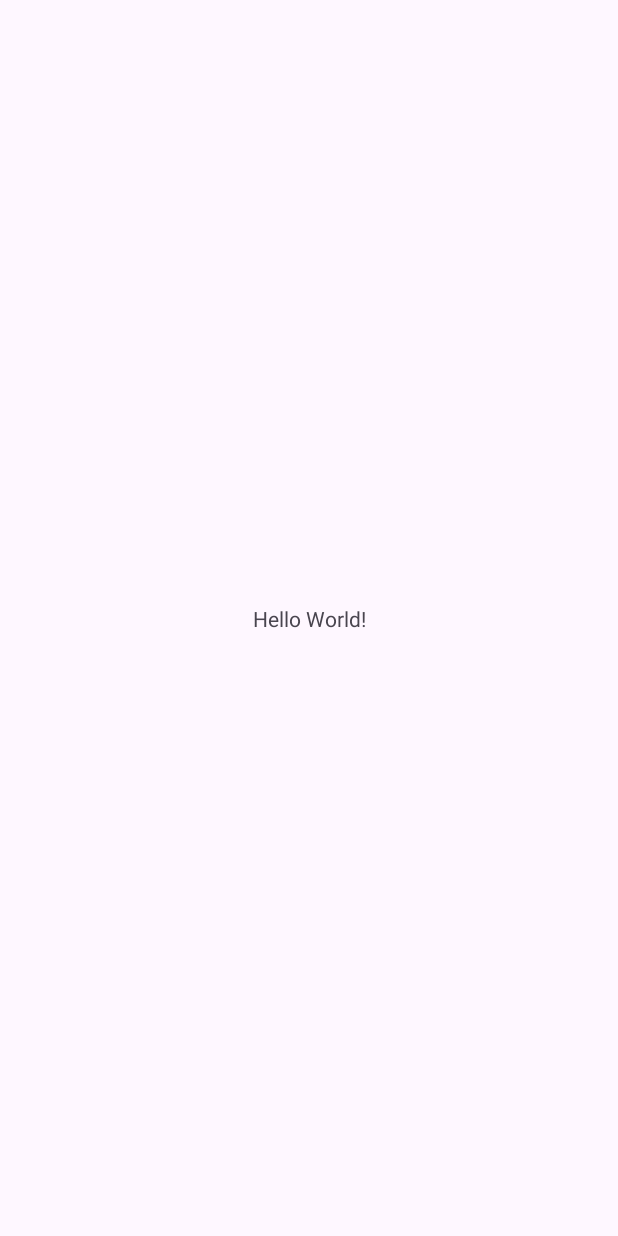
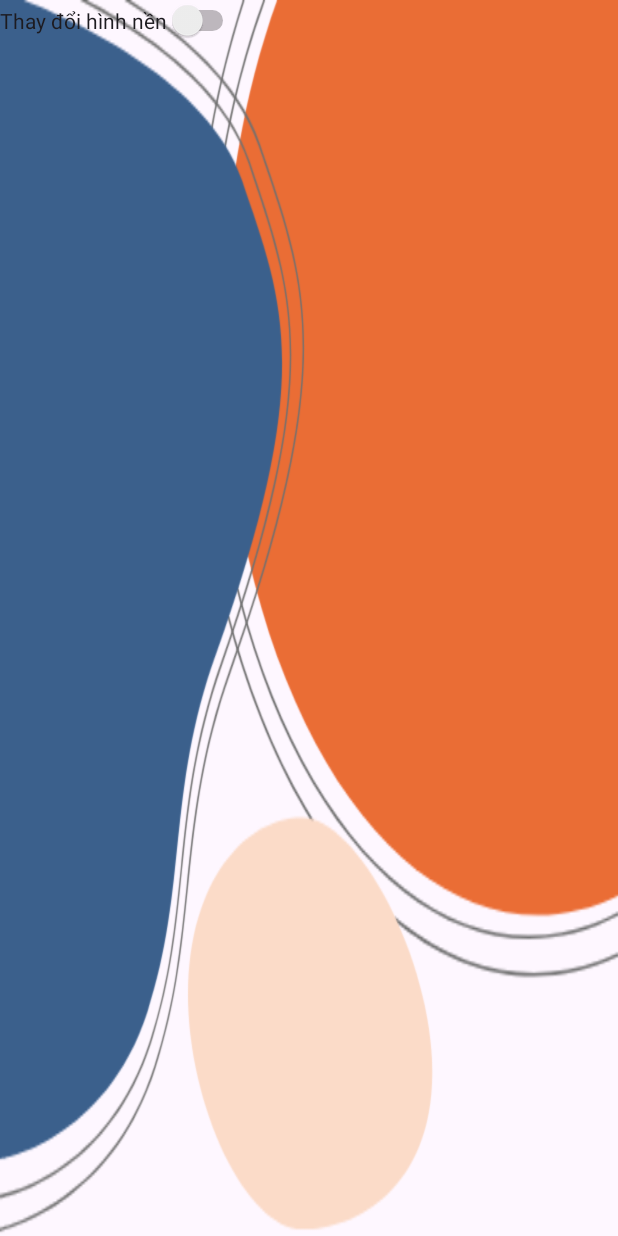
Before and after one commit to hoaibao2507/BaiTap03, an Android app: the screen it shows after launch (MainActivity), on a phone screen of 412 x 824 dp. Before the commit the screen is almost empty. Run offline under Robolectric (Android 15) with nearby library versions, the phone set to English and light mode, and no system bars.

Commit message:
thay doi background

```diff
--- a/app/src/main/java/com/example/baitap03/MainActivity.java
+++ b/app/src/main/java/com/example/baitap03/MainActivity.java
@@ -1,24 +1,48 @@
 package com.example.baitap03;
 
+import android.graphics.Color;
 import android.os.Bundle;
+import android.widget.RelativeLayout;
+import android.widget.Switch;
 
 import androidx.activity.EdgeToEdge;
 import androidx.appcompat.app.AppCompatActivity;
+import androidx.constraintlayout.widget.ConstraintLayout;
 import androidx.core.graphics.Insets;
 import androidx.core.view.ViewCompat;
 import androidx.core.view.WindowInsetsCompat;
 
+import java.util.ArrayList;
+import java.util.Random;
+
 public class MainActivity extends AppCompatActivity {
-
+    private ConstraintLayout bg;
+    private ArrayList<Integer> arrayList;
+    Random random = new Random();
     @Override
     protected void onCreate(Bundle savedInstanceState) {
         super.onCreate(savedInstanceState);
-        EdgeToEdge.enable(this);
         setContentView(R.layout.activity_main);
-        ViewCompat.setOnApplyWindowInsetsListener(findViewById(R.id.main), (v, insets) -> {
-            Insets systemBars = insets.getInsets(WindowInsetsCompat.Type.systemBars());
-            v.setPadding(systemBars.left, systemBars.top, systemBars.right, systemBars.bottom);
-            return insets;
-        });
+
+        bg = (ConstraintLayout) findViewById(R.id.constraintLayout1);
+        Switch switchChange = (Switch) findViewById(R.id.switchChange);
+
+        bg.setBackgroundColor(Color.BLUE);
+        bg.setBackgroundResource(R.drawable.top_background2);
+
+        arrayList = new ArrayList<>();
+        arrayList.add(R.drawable.top_background);
+        arrayList.add(R.drawable.top_background1);
+        arrayList.add(R.drawable.top_background2);
+        arrayList.add(R.drawable.video_call);
+
+        changeBg();
+
+        switchChange.setOnCheckedChangeListener((buttonView, isChecked) -> changeBg());
+
+    }
+    private void changeBg() {
+        int vitri = random.nextInt(arrayList.size());
+        bg.setBackgroundResource(arrayList.get(vitri));
     }
 }
--- a/app/src/main/res/layout/activity_main.xml
+++ b/app/src/main/res/layout/activity_main.xml
@@ -2,18 +2,14 @@
 <androidx.constraintlayout.widget.ConstraintLayout xmlns:android="http://schemas.android.com/apk/res/android"
     xmlns:app="http://schemas.android.com/apk/res-auto"
     xmlns:tools="http://schemas.android.com/tools"
-    android:id="@+id/main"
+    android:id="@+id/constraintLayout1"
     android:layout_width="match_parent"
     android:layout_height="match_parent"
     tools:context=".MainActivity">
-
-    <TextView
+    <Switch
+        android:id="@+id/switchChange"
         android:layout_width="wrap_content"
         android:layout_height="wrap_content"
-        android:text="Hello World!"
-        app:layout_constraintBottom_toBottomOf="parent"
-        app:layout_constraintEnd_toEndOf="parent"
-        app:layout_constraintStart_toStartOf="parent"
-        app:layout_constraintTop_toTopOf="parent" />
+        android:text="Thay đổi hình nền" />
 
 </androidx.constraintlayout.widget.ConstraintLayout>
```
Also changed, not shown: app/src/main/res/drawable/top_background.png (added), app/src/main/res/drawable/top_background1.png (added), app/src/main/res/drawable/top_background2.png (added), app/src/main/res/drawable/video_call.png (added), app/src/main/res/drawable/voice_call.png (added).
